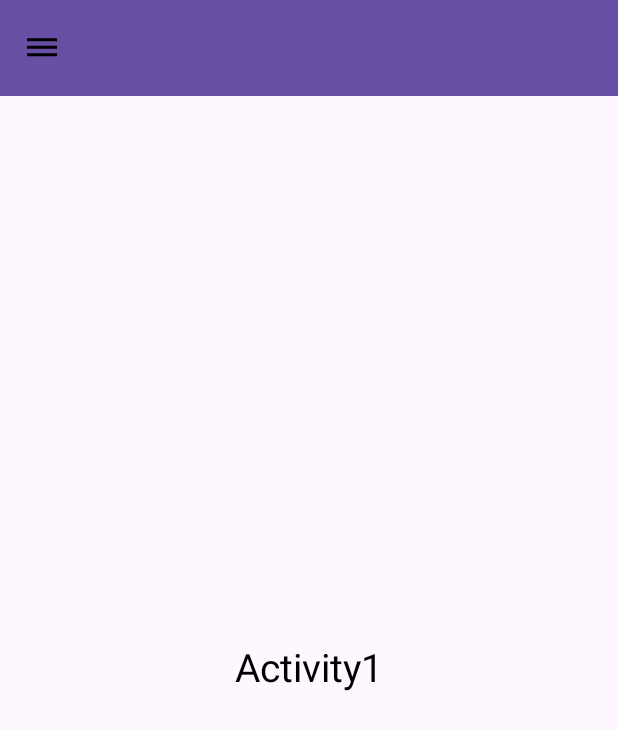
After one commit to Nguyenngotramy/BookTicketsMobile, an Android app: the NavigationDrawerAdmin screen opened directly, with no data from a screen before it, on a phone screen of 412 x 824 dp. The commit adds this screen. Shown: the top 730 px of the screen. Run offline under Robolectric (Android 15) with nearby library versions, the phone set to English and light mode, and no system bars.

Commit message:
NavigationDrawer Admin

```diff
--- a/app/build.gradle.kts
+++ b/app/build.gradle.kts
@@ -63,4 +63,5 @@ dependencies {
     implementation("androidx.lifecycle:lifecycle-viewmodel-ktx:2.4.0")
     implementation ("androidx.lifecycle:lifecycle-runtime-ktx:2.4.0")
 
+    implementation("de.hdodenhof:circleimageview:3.1.0")
 }
--- a/app/src/main/AndroidManifest.xml
+++ b/app/src/main/AndroidManifest.xml
@@ -12,6 +12,12 @@
         android:supportsRtl="true"
         android:theme="@style/Theme.BookTicketsMobile"
         tools:targetApi="31">
+        <activity
+            android:name=".AdminUi.nav_header"
+            android:exported="false" />
+        <activity
+            android:name=".AdminUi.NavigationDrawerAdmin"
+            android:exported="false" />
         <activity
             android:name=".Register"
             android:exported="false" />
--- /dev/null
+++ b/app/src/main/java/com/example/bookticketsmobile/AdminUi/NavigationDrawerAdmin.kt
@@ -0,0 +1,55 @@
+package com.example.bookticketsmobile.AdminUi
+
+import android.os.Bundle
+import android.view.MenuItem
+import android.widget.Toast
+import androidx.appcompat.app.AppCompatActivity
+import androidx.appcompat.app.ActionBarDrawerToggle
+import androidx.core.view.GravityCompat
+import com.example.bookticketsmobile.R
+import com.example.bookticketsmobile.databinding.ActivityNavigationDrawerAdminBinding
+
+class NavigationDrawerAdmin : AppCompatActivity() {
+    private lateinit var binding: ActivityNavigationDrawerAdminBinding
+    private lateinit var toggle: ActionBarDrawerToggle
+
+    override fun onCreate(savedInstanceState: Bundle?) {
+        super.onCreate(savedInstanceState)
+        binding = ActivityNavigationDrawerAdminBinding.inflate(layoutInflater)
+        setContentView(binding.root)
+
+      toggle = ActionBarDrawerToggle(this,binding.drawerLayout,R.string.open,R.string.close)
+        binding.drawerLayout.addDrawerListener(toggle)
+        toggle.syncState()
+        /*supportActionBar?.setDisplayHomeAsUpEnabled(true)*/
+        setSupportActionBar(binding.toolbar)
+        supportActionBar?.apply {
+            setDisplayHomeAsUpEnabled(true)
+            setHomeAsUpIndicator(R.drawable.hum)
+            setDisplayShowTitleEnabled(false)
+        }
+
+        binding.toolbar.setOnClickListener {
+            // Mở drawer khi người dùng chạm vào thanh actionBar
+            binding.drawerLayout.openDrawer(GravityCompat.START)
+        }
+        binding.navView.setNavigationItemSelectedListener { menuItem ->
+            when (menuItem.itemId) {
+                R.id.nav_home -> {
+                    Toast.makeText(this, "clickHome", Toast.LENGTH_SHORT).show()
+                    true
+                }
+                else -> false
+            }
+        }
+
+
+    }
+
+    override fun onOptionsItemSelected(item: MenuItem): Boolean {
+        if (toggle.onOptionsItemSelected(item)) {
+            return true
+        }
+        return super.onOptionsItemSelected(item)
+    }
+}
--- a/app/src/main/java/com/example/bookticketsmobile/Login.kt
+++ b/app/src/main/java/com/example/bookticketsmobile/Login.kt
@@ -4,6 +4,7 @@ import android.content.Intent
 import android.graphics.Paint
 import androidx.appcompat.app.AppCompatActivity
 import android.os.Bundle
+import com.example.bookticketsmobile.AdminUi.NavigationDrawerAdmin
 import com.example.bookticketsmobile.databinding.ActivityLoginBinding
 
 
@@ -21,6 +22,10 @@ class Login : AppCompatActivity() {
             startActivity(i)
 
         }
+        bingding.btnLogin.setOnClickListener {
+            val i1 = Intent(this,NavigationDrawerAdmin::class.java)
+            startActivity(i1)
+        }
         bingding.txtForgetPass.paintFlags = bingding.txtForgetPass.paintFlags or Paint.UNDERLINE_TEXT_FLAG
        /* bingding.textView3.paintFlags = bingding.textView3.paintFlags or Paint.STRIKE_THRU_TEXT_FLAG
         bingding.textView5.paintFlags = bingding.textView5.paintFlags or Paint.STRIKE_THRU_TEXT_FLAG*/
--- a/app/src/main/java/com/example/bookticketsmobile/Register.kt
+++ b/app/src/main/java/com/example/bookticketsmobile/Register.kt
@@ -38,10 +38,10 @@ class Register : AppCompatActivity() {
         repository = BookTicketsRepository(BookTicketsDatabase.invoke(this))
 
         // Sử dụng lifecycleScope để thực hiện các hoạt động cơ sở dữ liệu
-        lifecycleScope.launch {
-            val kh = khachHang(1, "Nn", "abc@gmail.com", "29348", "2764387", 2004, "male")
+       /* lifecycleScope.launch {
+            val kh = khachHang(2, "Nn", "abc@gmail.com", "29348", "2764387", 2004, "male")
             repository.register(kh)
-        }
+        }*/
 
 }
 
--- /dev/null
+++ b/app/src/main/res/drawable/add.xml
@@ -0,0 +1,5 @@
+<vector android:height="24dp" android:tint="#000000"
+    android:viewportHeight="24" android:viewportWidth="24"
+    android:width="24dp" xmlns:android="http://schemas.android.com/apk/res/android">
+    <path android:fillColor="@android:color/white" android:pathData="M19,13h-6v6h-2v-6H5v-2h6V5h2v6h6v2z"/>
+</vector>
--- /dev/null
+++ b/app/src/main/res/drawable/home.xml
@@ -0,0 +1,5 @@
+<vector android:height="24dp" android:tint="#000000"
+    android:viewportHeight="24" android:viewportWidth="24"
+    android:width="24dp" xmlns:android="http://schemas.android.com/apk/res/android">
+    <path android:fillColor="@android:color/white" android:pathData="M12,3L4,9v12h5v-7h6v7h5V9z"/>
+</vector>
--- /dev/null
+++ b/app/src/main/res/drawable/hum.xml
@@ -0,0 +1,5 @@
+<vector android:height="24dp" android:tint="#000000"
+    android:viewportHeight="24" android:viewportWidth="24"
+    android:width="24dp" xmlns:android="http://schemas.android.com/apk/res/android">
+    <path android:fillColor="@android:color/white" android:pathData="M2,15.5v2h20v-2L2,15.5zM2,10.5v2h20v-2L2,10.5zM2,5.5v2h20v-2L2,5.5z"/>
+</vector>
--- /dev/null
+++ b/app/src/main/res/drawable/logout.xml
@@ -0,0 +1,5 @@
+<vector android:autoMirrored="true" android:height="24dp"
+    android:tint="#000000" android:viewportHeight="24"
+    android:viewportWidth="24" android:width="24dp" xmlns:android="http://schemas.android.com/apk/res/android">
+    <path android:fillColor="@android:color/white" android:pathData="M17,7l-1.41,1.41L18.17,11H8v2h10.17l-2.58,2.58L17,17l5,-5zM4,5h8V3H4c-1.1,0 -2,0.9 -2,2v14c0,1.1 0.9,2 2,2h8v-2H4V5z"/>
+</vector>
--- a/app/src/main/res/layout/activity_login.xml
+++ b/app/src/main/res/layout/activity_login.xml
@@ -43,7 +43,7 @@
         />
 
     <androidx.appcompat.widget.AppCompatButton
-        android:id="@+id/button"
+        android:id="@+id/btnLogin"
         android:layout_width="match_parent"
         android:layout_margin="15dp"
         android:layout_height="0dp"
--- /dev/null
+++ b/app/src/main/res/layout/activity_navigation_drawer_admin.xml
@@ -0,0 +1,49 @@
+<?xml version="1.0" encoding="utf-8"?>
+<androidx.drawerlayout.widget.DrawerLayout
+    xmlns:android="http://schemas.android.com/apk/res/android"
+    xmlns:app="http://schemas.android.com/apk/res-auto"
+    xmlns:tools="http://schemas.android.com/tools"
+    android:id="@+id/drawerLayout"
+    android:layout_width="match_parent"
+    android:layout_height="match_parent"
+    tools:context=".AdminUi.NavigationDrawerAdmin">
+
+    <!-- Content Frame -->
+    <androidx.constraintlayout.widget.ConstraintLayout
+        android:layout_width="match_parent"
+        android:layout_height="match_parent">
+
+        <!-- Toolbar -->
+        <androidx.appcompat.widget.Toolbar
+            android:id="@+id/toolbar"
+            android:layout_width="match_parent"
+            android:layout_height="?attr/actionBarSize"
+            android:background="?attr/colorPrimary"
+            app:popupTheme="@style/ThemeOverlay.AppCompat.Light"
+            app:layout_constraintTop_toTopOf="parent"/>
+
+        <!-- Content -->
+        <TextView
+            android:layout_width="wrap_content"
+            android:layout_height="wrap_content"
+            android:text="Activity1"
+            android:textSize="26sp"
+            android:textColor="@color/black"
+            app:layout_constraintBottom_toBottomOf="parent"
+            app:layout_constraintEnd_toEndOf="parent"
+            app:layout_constraintHorizontal_bias="0.5"
+            app:layout_constraintStart_toStartOf="parent"
+            app:layout_constraintTop_toBottomOf="@id/toolbar"/>
+    </androidx.constraintlayout.widget.ConstraintLayout>
+
+    <!-- NavigationView -->
+    <com.google.android.material.navigation.NavigationView
+        android:id="@+id/nav_view"
+        android:layout_width="wrap_content"
+        android:layout_height="match_parent"
+       app:headerLayout="@layout/activity_nav_header"
+        app:menu="@menu/nav_menu"
+        android:layout_gravity="start"
+        android:fitsSystemWindows="true"/>
+
+</androidx.drawerlayout.widget.DrawerLayout>
--- /dev/null
+++ b/app/src/main/res/menu/nav_menu.xml
@@ -0,0 +1,25 @@
+<?xml version="1.0" encoding="utf-8"?>
+<menu xmlns:android="http://schemas.android.com/apk/res/android"
+    xmlns:tools="http://schemas.android.com/tools"
+    tools:showIn="navigation_view"
+    >
+    <item
+        android:id="@+id/nav_home"
+        android:icon="@drawable/home"
+        android:title="Home"
+        />
+
+    <item
+        android:id="@+id/nav_add"
+        android:icon="@drawable/add"
+        android:title="Add"/>
+    <item
+        android:id="@+id/nav_list"
+        android:icon="@drawable/list"
+        android:title="List"/>
+    <item
+        android:id="@+id/nav_logout"
+        android:icon="@drawable/logout"
+        android:title="Logout"/>
+
+</menu>
--- a/app/src/main/res/values/strings.xml
+++ b/app/src/main/res/values/strings.xml
@@ -2,4 +2,8 @@
     <string name="app_name">BookTicketsMobile</string>
     <!-- TODO: Remove or change this placeholder text -->
     <string name="hello_blank_fragment">Hello blank fragment</string>
+
+        <string name="open">Open</string>
+        <string name="close">Close</string>
+
 </resources>
```
Also changed, not shown: app/src/main/java/com/example/bookticketsmobile/AdminUi/nav_header.kt (added, +12 -0 lines), app/src/main/res/layout/activity_nav_header.xml (added, +38 -0 lines), app/src/main/res/drawable/user.png (added).
